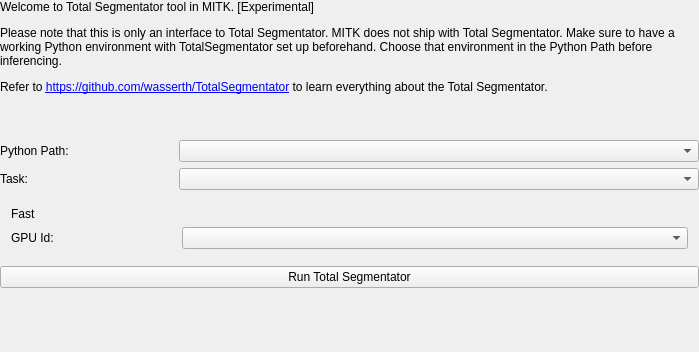
MITK/MITK, file Modules/SegmentationUI/Qmitk/QmitkTotalSegmentatorGUIControls.ui: the form before one commit.
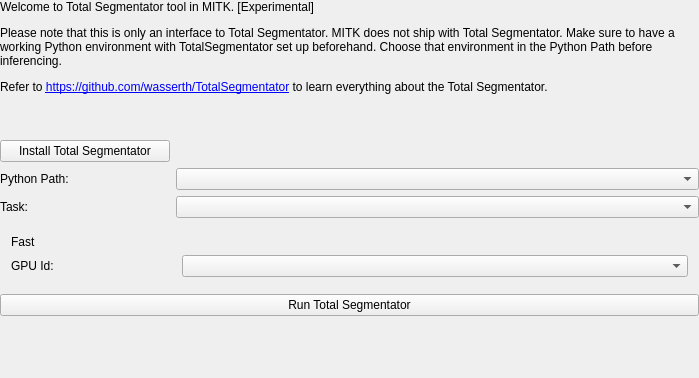
The form after the commit. Custom widgets are drawn as their Qt base class.

Commit message: Introducing install button for TotalSegmentator

The edit to the form file:
```diff
--- a/Modules/SegmentationUI/Qmitk/QmitkTotalSegmentatorGUIControls.ui
+++ b/Modules/SegmentationUI/Qmitk/QmitkTotalSegmentatorGUIControls.ui
@@ -65,7 +65,26 @@
        </property>
       </widget>
      </item>
-	 <item row="1" column="0">
+	 <item row ="1" colspan="4">
+	  <widget class="QPushButton" name="installButton">
+	   <property name="sizePolicy">
+		<sizepolicy hsizetype="Minimum" vsizetype="Fixed">
+		 <horstretch>0</horstretch>
+		 <verstretch>0</verstretch>
+		</sizepolicy>
+	   </property>
+	   <property name="maximumSize">
+		<size>
+		 <width>100000</width>
+		 <height>16777215</height>
+		</size>
+	   </property>
+	   <property name="text">
+		<string>Install Total Segmentator</string>
+	   </property>
+	  </widget>
+	 </item>
+	 <item row="2" column="0">
 		<widget class="QLabel" name="pythonEnvLabel">
 			<property name="sizePolicy">
 				<sizepolicy hsizetype="Preferred" vsizetype="Preferred">
@@ -78,10 +97,10 @@
 			</property>
 		</widget>
 	</item>
-	<item row="1" column="1" colspan="3">
+	 <item row="2" column="1" colspan="3">
 		<widget class="ctkComboBox" name="pythonEnvComboBox"/>
 	</item>
-		 <item row="2" column="0">
+	 <item row="3" column="0">
 			<widget class="QLabel" name="subtaskLabel">
 				<property name="sizePolicy">
 					<sizepolicy hsizetype="Preferred" vsizetype="Preferred">
@@ -94,7 +113,7 @@
 				</property>
 			</widget>
 		 </item>
-		<item row="2" column="1" colspan="3">
+	 <item row="3" column="1" colspan="3">
 			<widget class="ctkComboBox" name="subtaskComboBox"/>
 		</item>
     </layout>
```
Lines whose indentation alone changed are shown as unchanged. The commit also changes 2 other files.
